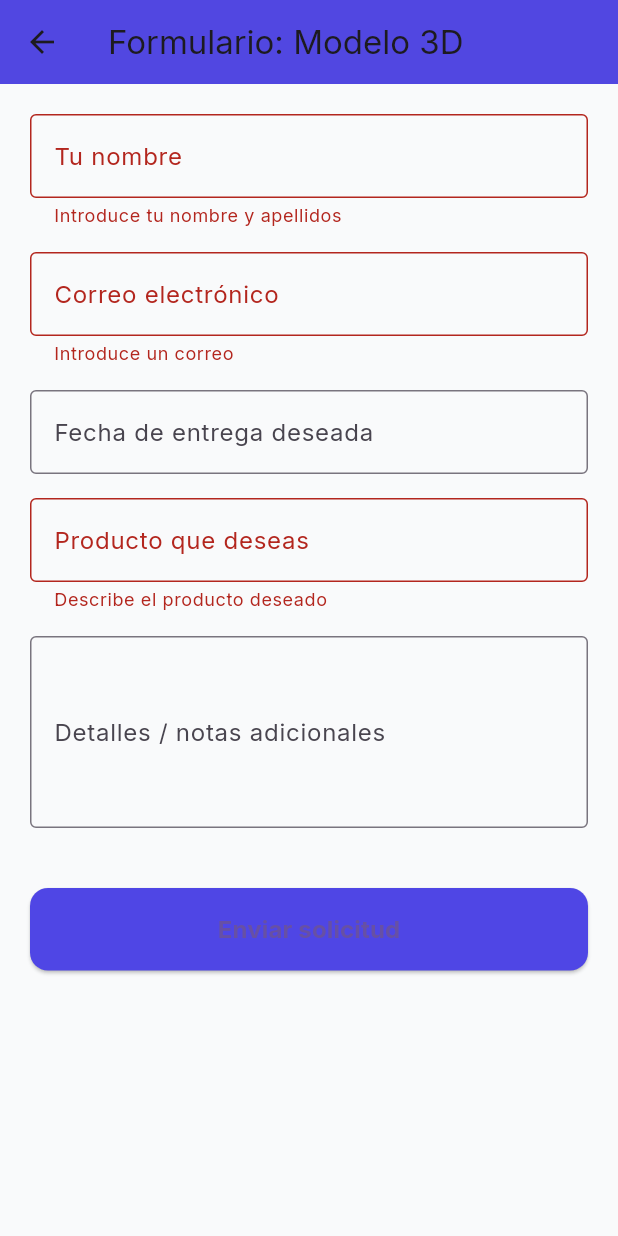
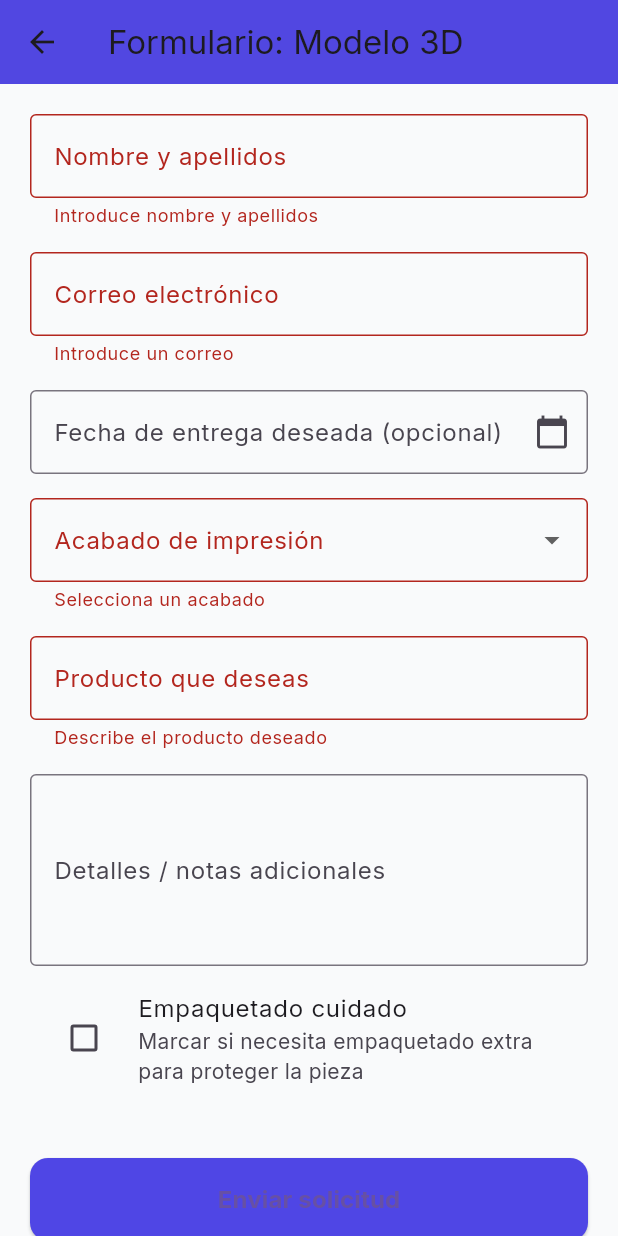
Before and after one commit to marolc1427/fhergar_molccom_p4, a Flutter app: the CustomModelForm screen opened directly, after a tap on "Enviar solicitud", on a phone screen of 412 x 824 dp. Run offline on Flutter 3.47's test engine with Material 3 defaults, Android fonts, the phone set to English and light mode, and no system bars; our stand-ins replace google_fonts.

Commit message:
Añadidos Widgets de DatePicker, Dropdown y Checkbox

```diff
--- a/lib/views/custom_model_form.dart
+++ b/lib/views/custom_model_form.dart
@@ -14,6 +14,8 @@ class _CustomModelFormState extends State<CustomModelForm> {
   String? _name;
   String? _email;
   String? _preferredDate;
+  String? _finish;
+  bool _carefulPackaging = false;
   String? _modelName;
   String? _details;
 
@@ -22,11 +24,16 @@ class _CustomModelFormState extends State<CustomModelForm> {
     if (formState?.validate() ?? false) {
       formState!.save();
       // Simular envío
-      ScaffoldMessenger.of(
-        context,
-      ).showSnackBar(const SnackBar(content: Text('Solicitud enviada')));
+      ScaffoldMessenger.of(context).showSnackBar(
+        SnackBar(
+          content: Text(
+            'Solicitud enviada' +
+                (_carefulPackaging ? ' (empaquetado cuidado)' : ''),
+          ),
+        ),
+      );
       dev.log(
-        'Solicitud -> name: $_name, email: $_email, date: $_preferredDate, model: $_modelName, details: $_details',
+        'Solicitud -> name: $_name, email: $_email, date: $_preferredDate, finish: $_finish, carefulPackaging: $_carefulPackaging, model: $_modelName, details: $_details',
       );
     }
   }
@@ -48,12 +55,12 @@ class _CustomModelFormState extends State<CustomModelForm> {
             children: [
               TextFormField(
                 decoration: const InputDecoration(
-                  labelText: 'Tu nombre',
+                  labelText: 'Nombre y apellidos',
                   border: OutlineInputBorder(),
                 ),
                 validator: (v) {
                   if (v == null || v.trim().isEmpty)
-                    return 'Introduce tu nombre y apellidos';
+                    return 'Introduce nombre y apellidos';
                   final parts = v.trim().split(RegExp(r"\s+"));
                   if (parts.length < 2) return 'Introduce al menos un apellido';
                   // Asegurar que el apellido tiene más de una letra
@@ -80,14 +87,75 @@ class _CustomModelFormState extends State<CustomModelForm> {
                 onSaved: (v) => _email = v?.trim(),
               ),
               const SizedBox(height: 16),
-              TextFormField(
+              // Fecha con DatePicker
+              GestureDetector(
+                onTap: () async {
+                  final now = DateTime.now();
+                  final picked = await showDatePicker(
+                    context: context,
+                    initialDate: now,
+                    firstDate: now,
+                    lastDate: DateTime(now.year + 2),
+                  );
+                  if (picked != null) {
+                    setState(() {
+                      _preferredDate =
+                          '${picked.year}-${picked.month.toString().padLeft(2, '0')}-${picked.day.toString().padLeft(2, '0')}';
+                    });
+                  }
+                },
+                child: AbsorbPointer(
+                  child: TextFormField(
+                    decoration: InputDecoration(
+                      labelText: 'Fecha de entrega deseada (opcional)',
+                      hintText: 'YYYY-MM-DD',
+                      border: const OutlineInputBorder(),
+                      suffixIcon: const Icon(Icons.calendar_today),
+                    ),
+                    readOnly: true,
+                    controller: TextEditingController(
+                      text: _preferredDate ?? '',
+                    ),
+                    onSaved: (v) => _preferredDate = v?.trim(),
+                  ),
+                ),
+              ),
+              const SizedBox(height: 16),
+              DropdownButtonFormField<String>(
                 decoration: const InputDecoration(
-                  labelText: 'Fecha de entrega deseada',
-                  hintText: 'YYYY-MM-DD',
+                  labelText: 'Acabado de impresión',
                   border: OutlineInputBorder(),
                 ),
-                keyboardType: TextInputType.datetime,
-                onSaved: (v) => _preferredDate = v?.trim(),
+                items: const [
+                  DropdownMenuItem(value: 'Mate', child: Text('Mate')),
+                  DropdownMenuItem(
+                    value: 'Brillante',
+                    child: Text('Brillante'),
+                  ),
+                  DropdownMenuItem(
+                    value: 'Apto para pintura',
+                    child: Text('Apto para pintura'),
+                  ),
+                  DropdownMenuItem(
+                    value: 'Suave al tacto',
+                    child: Text('Suave al tacto'),
+                  ),
+                  DropdownMenuItem(
+                    value: 'Texturizado',
+                    child: Text('Texturizado'),
+                  ),
+                  DropdownMenuItem(value: 'Pulido', child: Text('Pulido')),
+                  DropdownMenuItem(
+                    value: 'Resistente UV',
+                    child: Text('Resistente UV'),
+                  ),
+                ],
+                onChanged: (v) => setState(() => _finish = v),
+                validator: (v) {
+                  if (v == null || v.isEmpty) return 'Selecciona un acabado';
+                  return null;
+                },
+                onSaved: (v) => _finish = v,
               ),
               const SizedBox(height: 16),
               TextFormField(
@@ -112,6 +180,18 @@ class _CustomModelFormState extends State<CustomModelForm> {
                 onSaved: (v) => _details = v?.trim(),
                 onChanged: (v) => dev.log('Detalle: $v'),
               ),
+              const SizedBox(height: 8),
+              // Checkbox para empaquetado cuidado
+              CheckboxListTile(
+                title: const Text('Empaquetado cuidado'),
+                subtitle: const Text(
+                  'Marcar si necesita empaquetado extra para proteger la pieza',
+                ),
+                value: _carefulPackaging,
+                onChanged: (v) =>
+                    setState(() => _carefulPackaging = v ?? false),
+                controlAffinity: ListTileControlAffinity.leading,
+              ),
               const SizedBox(height: 16),
               const SizedBox(height: 24),
               ElevatedButton(
```
